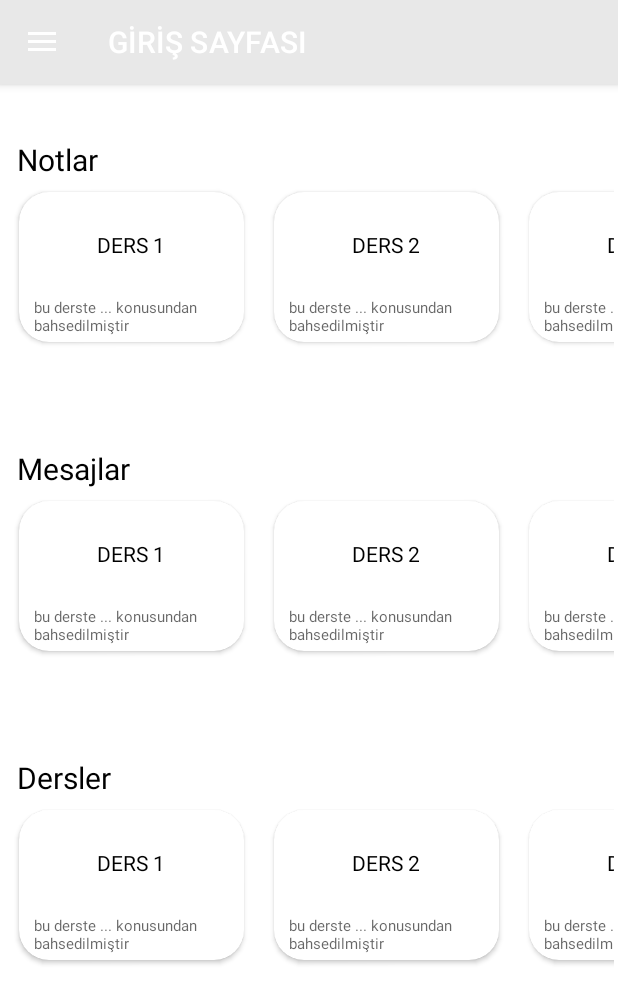
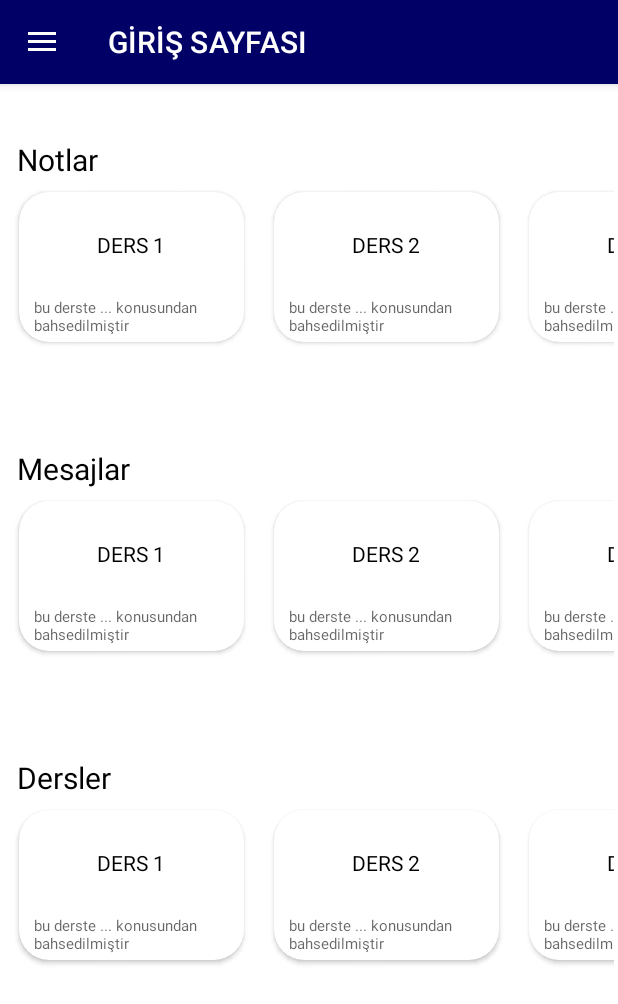
Before and after one commit to edasinar/bitirme_projesi, an Android app: the screen it shows after launch once a user with an empty profile is signed in (MainActivity), on a phone screen of 412 x 824 dp. Shown: the top 1004 px of the screen. Run offline under Robolectric (Android 15) with nearby library versions, the phone set to English and light mode, and no system bars; our stand-ins replace Firebase (no records; nobody signed in at launch, a user with empty details on screens opened directly).

Commit message:
ufak düzeltmeler

```diff
--- a/app/src/main/java/com/edasinar/online_lab/AboutUsActivity.kt
+++ b/app/src/main/java/com/edasinar/online_lab/AboutUsActivity.kt
@@ -53,7 +53,7 @@ class AboutUsActivity : AppCompatActivity() {
 
     private fun actionBarColor() {
         val actionBar: ActionBar? = supportActionBar
-        val colorDrawable = ColorDrawable(Color.parseColor("#E8E8E8"))
+        val colorDrawable = ColorDrawable(Color.parseColor("#000066"))
         actionBar?.setBackgroundDrawable(colorDrawable)
     }
 
--- a/app/src/main/java/com/edasinar/online_lab/AskQuestionActivity.kt
+++ b/app/src/main/java/com/edasinar/online_lab/AskQuestionActivity.kt
@@ -78,7 +78,7 @@ class AskQuestionActivity : AppCompatActivity() {
 
     private fun actionBarColor() {
         val actionBar: ActionBar? = supportActionBar
-        val colorDrawable = ColorDrawable(Color.parseColor("#E8E8E8"))
+        val colorDrawable = ColorDrawable(Color.parseColor("#000066"))
         actionBar?.setBackgroundDrawable(colorDrawable)
     }
 
--- a/app/src/main/java/com/edasinar/online_lab/LessonsActivity.kt
+++ b/app/src/main/java/com/edasinar/online_lab/LessonsActivity.kt
@@ -66,7 +66,7 @@ class LessonsActivity : AppCompatActivity() {
 
     private fun actionBarColor() {
         val actionBar: ActionBar? = supportActionBar
-        val colorDrawable = ColorDrawable(Color.parseColor("#E8E8E8"))
+        val colorDrawable = ColorDrawable(Color.parseColor("#000066"))
         actionBar?.setBackgroundDrawable(colorDrawable)
     }
 
--- a/app/src/main/java/com/edasinar/online_lab/LoginActivity.kt
+++ b/app/src/main/java/com/edasinar/online_lab/LoginActivity.kt
@@ -47,7 +47,7 @@ class LoginActivity : AppCompatActivity() {
 
     private fun actionBarColor() {
         val actionBar: ActionBar? = supportActionBar
-        val colorDrawable = ColorDrawable(Color.parseColor("#E8E8E8"))
+        val colorDrawable = ColorDrawable(Color.parseColor("#000066"))
         actionBar?.setBackgroundDrawable(colorDrawable)
     }
 
--- a/app/src/main/java/com/edasinar/online_lab/MainActivity.kt
+++ b/app/src/main/java/com/edasinar/online_lab/MainActivity.kt
@@ -62,7 +62,7 @@ class MainActivity : AppCompatActivity() {
 
     private fun actionBarColor() {
         val actionBar: ActionBar? = supportActionBar
-        val colorDrawable = ColorDrawable(Color.parseColor("#E8E8E8"))
+        val colorDrawable = ColorDrawable(Color.parseColor("#000066"))
         actionBar?.setBackgroundDrawable(colorDrawable)
     }
 
--- a/app/src/main/java/com/edasinar/online_lab/MessagesActivity.kt
+++ b/app/src/main/java/com/edasinar/online_lab/MessagesActivity.kt
@@ -63,7 +63,7 @@ class MessagesActivity : AppCompatActivity() {
 
     private fun actionBarColor() {
         val actionBar: ActionBar? = supportActionBar
-        val colorDrawable = ColorDrawable(Color.parseColor("#E8E8E8"))
+        val colorDrawable = ColorDrawable(Color.parseColor("#000066"))
         actionBar?.setBackgroundDrawable(colorDrawable)
     }
 
--- a/app/src/main/java/com/edasinar/online_lab/NotesActivity.kt
+++ b/app/src/main/java/com/edasinar/online_lab/NotesActivity.kt
@@ -67,7 +67,7 @@ class NotesActivity : AppCompatActivity() {
 
     private fun actionBarColor() {
         val actionBar: ActionBar? = supportActionBar
-        val colorDrawable = ColorDrawable(Color.parseColor("#E8E8E8"))
+        val colorDrawable = ColorDrawable(Color.parseColor("#000066"))
         actionBar?.setBackgroundDrawable(colorDrawable)
     }
 
--- a/app/src/main/java/com/edasinar/online_lab/OneLessonActivity.kt
+++ b/app/src/main/java/com/edasinar/online_lab/OneLessonActivity.kt
@@ -65,7 +65,7 @@ class OneLessonActivity : AppCompatActivity() {
 
     private fun actionBarColor() {
         val actionBar: ActionBar? = supportActionBar
-        val colorDrawable = ColorDrawable(Color.parseColor("#E8E8E8"))
+        val colorDrawable = ColorDrawable(Color.parseColor("#000066"))
         actionBar?.setBackgroundDrawable(colorDrawable)
     }
 
--- a/app/src/main/java/com/edasinar/online_lab/OneMessageActivity.kt
+++ b/app/src/main/java/com/edasinar/online_lab/OneMessageActivity.kt
@@ -68,7 +68,7 @@ class OneMessageActivity : AppCompatActivity() {
 
     private fun actionBarColor() {
         val actionBar: ActionBar? = supportActionBar
-        val colorDrawable = ColorDrawable(Color.parseColor("#E8E8E8"))
+        val colorDrawable = ColorDrawable(Color.parseColor("#000066"))
         actionBar?.setBackgroundDrawable(colorDrawable)
     }
 
--- a/app/src/main/java/com/edasinar/online_lab/OneNoteActivity.kt
+++ b/app/src/main/java/com/edasinar/online_lab/OneNoteActivity.kt
@@ -73,7 +73,7 @@ class OneNoteActivity : AppCompatActivity() {
 
     private fun actionBarColor() {
         val actionBar: ActionBar? = supportActionBar
-        val colorDrawable = ColorDrawable(Color.parseColor("#E8E8E8"))
+        val colorDrawable = ColorDrawable(Color.parseColor("#000066"))
         actionBar?.setBackgroundDrawable(colorDrawable)
     }
 
--- a/app/src/main/java/com/edasinar/online_lab/ProfileActivity.kt
+++ b/app/src/main/java/com/edasinar/online_lab/ProfileActivity.kt
@@ -62,7 +62,7 @@ class ProfileActivity : AppCompatActivity() {
 
     private fun actionBarColor() {
         val actionBar: ActionBar? = supportActionBar
-        val colorDrawable = ColorDrawable(Color.parseColor("#E8E8E8"))
+        val colorDrawable = ColorDrawable(Color.parseColor("#000066"))
         actionBar?.setBackgroundDrawable(colorDrawable)
     }
 
--- a/app/src/main/java/com/edasinar/online_lab/RegisterActivity.kt
+++ b/app/src/main/java/com/edasinar/online_lab/RegisterActivity.kt
@@ -41,7 +41,7 @@ class RegisterActivity : AppCompatActivity() {
     }
     private fun actionBarColor() {
         val actionBar: ActionBar? = supportActionBar
-        val colorDrawable = ColorDrawable(Color.parseColor("#E8E8E8"))
+        val colorDrawable = ColorDrawable(Color.parseColor("#000066"))
         actionBar?.setBackgroundDrawable(colorDrawable)
     }
 
--- a/app/src/main/java/com/edasinar/online_lab/SettingsActivity.kt
+++ b/app/src/main/java/com/edasinar/online_lab/SettingsActivity.kt
@@ -33,7 +33,7 @@ class SettingsActivity : AppCompatActivity() {
 
     private fun actionBarColor() {
         val actionBar: ActionBar? = supportActionBar
-        val colorDrawable = ColorDrawable(Color.parseColor("#E8E8E8"))
+        val colorDrawable = ColorDrawable(Color.parseColor("#000066"))
         actionBar?.setBackgroundDrawable(colorDrawable)
     }
 
```
